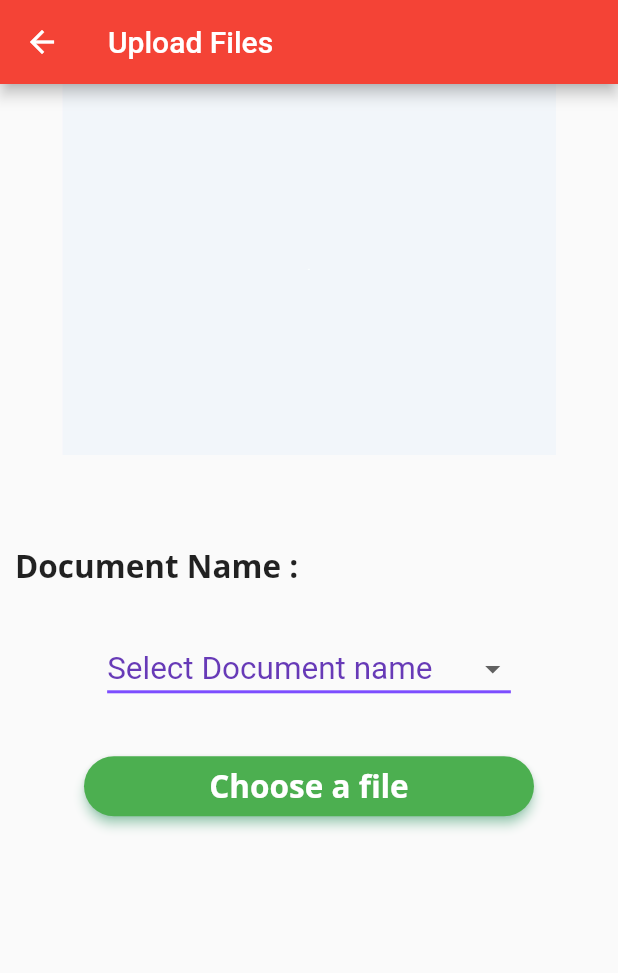
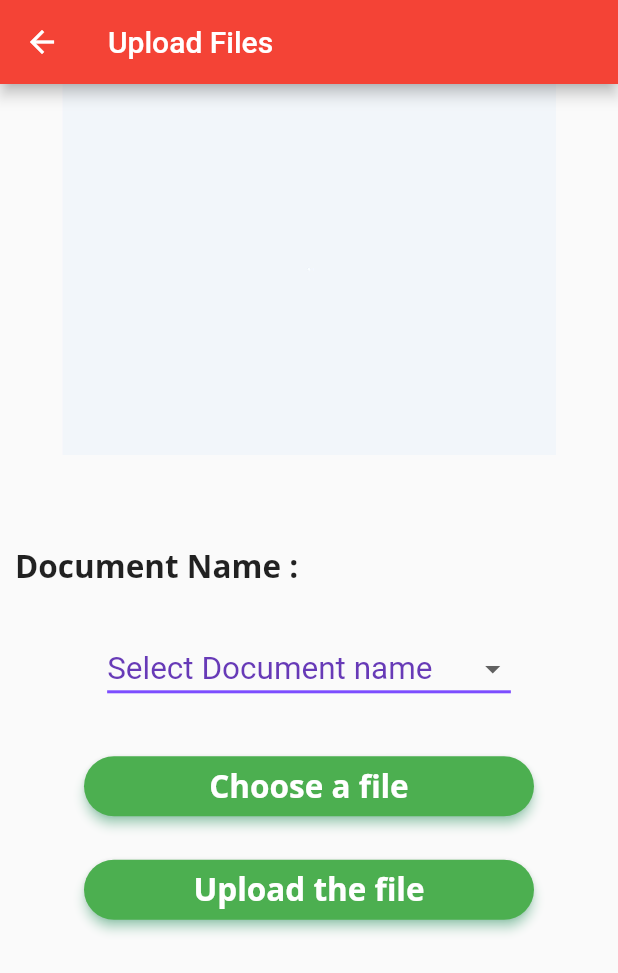
Before and after one commit to gblbd/myroad_drive, a Flutter app: the DocumentUploadPage screen opened directly, on a phone screen of 412 x 824 dp. Shown: the top 973 px of the screen. Run offline on Flutter 3.47's test engine with Material 2 defaults, Android fonts, the phone set to English and light mode, and no system bars; our stand-ins replace animated_splash_screen, babstrap_settings_screen, file_picker, firebase_core, firebase_database, geolocator and 10 more; accounts and stored records are empty.

Commit message:
package document upload design repair 5:50 pm 12/06/2023

```diff
--- a/lib/document_upload_page.dart
+++ b/lib/document_upload_page.dart
@@ -143,6 +143,43 @@ class _DocumentUploadPageState extends State<DocumentUploadPage> {
 
               )),
 
+              SizedBox(height: 21,),
+
+
+              ElevatedButton(
+                  style: ElevatedButton.styleFrom(
+                    primary: Colors.green,
+                    onPrimary: Colors.white,
+                    shadowColor: Colors.greenAccent,
+                    elevation: 3,
+                    shape: RoundedRectangleBorder(
+                        borderRadius: BorderRadius.circular(32.0)),
+                    minimumSize: Size(300, 40), //////// HERE
+                  ),
+
+
+                  onPressed: () async {
+
+
+                    // PermissionStatus permission_result;
+                    // permission_result=await Permission.storage.request();
+                    //
+                    // FilePickerResult? result = await FilePicker.platform.pickFiles();
+                    //
+                    // if (result != null) {
+                    //   File file = File(result.files.single.path!);
+                    // } else {
+                    //   // User canceled the picker
+                    // }
+
+                  }, child: Text("Upload the file",
+
+                style: GoogleFonts.openSans(
+                    fontSize: 21,
+                    fontWeight: FontWeight.bold
+                ),
+
+              )),
 
 
 
```
